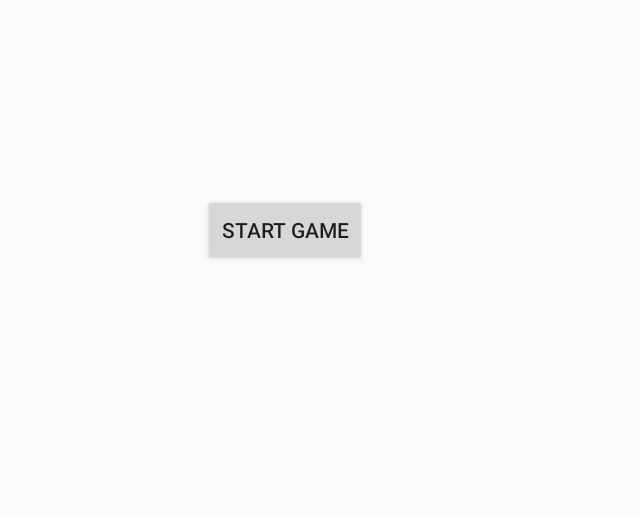
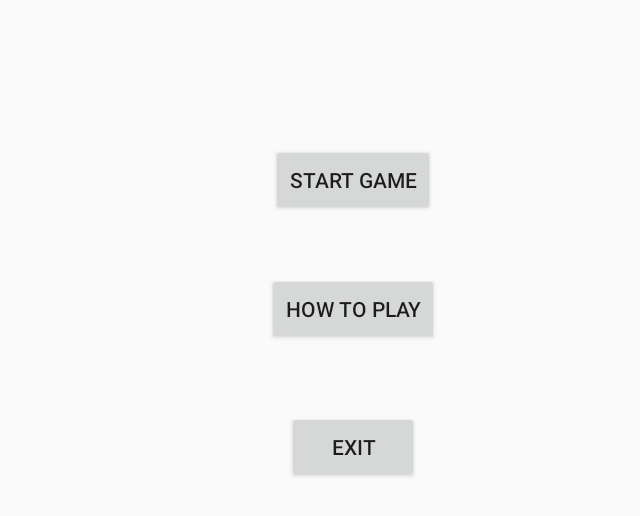
Before and after one commit to Piotr9923/Aplikacja, an Android app: the screen it shows after launch (MainActivity before the commit, MenuActivity after it), on a phone screen of 824 x 412 dp (held sideways). Shown: the top 516 px of the screen, without its empty margins (265-905 px from the left). Run offline under Robolectric (Android 15) with nearby library versions, the phone set to English and light mode, and no system bars.

```diff
--- a/PeeW/app/src/main/java/com/example/peew/GameActivity.java
+++ b/PeeW/app/src/main/java/com/example/peew/GameActivity.java
@@ -19,7 +19,7 @@ public class GameActivity extends Activity {
         this.getWindow().setFlags(WindowManager.LayoutParams.FLAG_FULLSCREEN, WindowManager.LayoutParams.FLAG_FULLSCREEN);
         this.requestWindowFeature(Window.FEATURE_NO_TITLE);
 
-        gameWorld = new GameWorld();
+        gameWorld = new GameWorld(this);
         gameView = new GameView(this, gameWorld);
 
         setContentView(gameView);
--- a/PeeW/app/src/main/java/com/example/peew/GameThread.java
+++ b/PeeW/app/src/main/java/com/example/peew/GameThread.java
@@ -25,6 +25,7 @@ public class GameThread extends Thread {
             try {
                 canvas = this.surfaceHolder.lockCanvas();
 
+                if(gameWorld.getLevels().getIsFinished()==true) this.stop();
                 this.gameWorld.update();
 
                 synchronized (canvas)  {
--- /dev/null
+++ b/PeeW/app/src/main/java/com/example/peew/MenuActivity.java
@@ -0,0 +1,45 @@
+package com.example.peew;
+
+import android.app.Activity;
+import android.content.Intent;
+import android.os.Bundle;
+import android.view.View;
+import android.view.Window;
+import android.view.WindowManager;
+import android.widget.Button;
+
+public class MenuActivity extends Activity {
+
+    Button startGameButton, exitGameButton;
+
+    @Override
+    protected void onCreate(Bundle savedInstanceState) {
+        super.onCreate(savedInstanceState);
+        this.getWindow().setFlags(WindowManager.LayoutParams.FLAG_FULLSCREEN, WindowManager.LayoutParams.FLAG_FULLSCREEN);
+        this.requestWindowFeature(Window.FEATURE_NO_TITLE);
+
+
+        setContentView(R.layout.activity_main);
+
+        startGameButton = (Button) findViewById(R.id.startGameButton);
+        exitGameButton = (Button) findViewById(R.id.exit);
+
+        startGameButton.setOnClickListener(new View.OnClickListener() {
+            @Override
+            public void onClick(View v) {
+                Intent intent = new Intent(MenuActivity.this, GameActivity.class);
+                startActivity(intent);
+                finish();
+            }
+        });
+
+        exitGameButton.setOnClickListener(new View.OnClickListener() {
+            @Override
+            public void onClick(View v) {
+                finish();
+                System.exit(0);
+            }
+        });
+
+    }
+}
--- a/PeeW/app/src/main/res/layout/activity_main.xml
+++ b/PeeW/app/src/main/res/layout/activity_main.xml
@@ -4,17 +4,32 @@
     xmlns:tools="http://schemas.android.com/tools"
     android:layout_width="match_parent"
     android:layout_height="match_parent"
-    tools:context=".MainActivity">
+    tools:context=".MenuActivity">
 
     <Button
         android:id="@+id/startGameButton"
         android:layout_width="wrap_content"
         android:layout_height="wrap_content"
-        android:layout_alignParentStart="true"
-        android:layout_alignParentLeft="true"
         android:layout_alignParentTop="true"
-        android:layout_marginStart="312dp"
-        android:layout_marginLeft="312dp"
-        android:layout_marginTop="129dp"
+        android:layout_centerHorizontal="true"
+        android:layout_marginStart="308dp"
+        android:layout_marginLeft="308dp"
+        android:layout_marginTop="96dp"
         android:text="Start Game" />
+
+    <Button
+        android:id="@+id/exit"
+        android:layout_width="wrap_content"
+        android:layout_height="wrap_content"
+        android:layout_alignParentBottom="true"
+        android:layout_centerHorizontal="true"
+        android:layout_marginBottom="90dp"
+        android:text="Exit" />
+
+    <Button
+        android:id="@+id/how"
+        android:layout_width="wrap_content"
+        android:layout_height="wrap_content"
+        android:layout_centerInParent="true"
+        android:text="How to play" />
 </RelativeLayout>
```
Also changed, not shown: PeeW/app/src/main/AndroidManifest.xml (+5 -2 lines), PeeW/app/src/main/java/com/example/peew/GameView.java (+19 -1 lines), PeeW/app/src/main/java/com/example/peew/GameWorld.java (+34 -2 lines), PeeW/app/src/main/java/com/example/peew/Goal.java (added, +27 -0 lines), PeeW/app/src/main/java/com/example/peew/Levels.java (+29 -3 lines), PeeW/app/src/main/java/com/example/peew/WinGameActivity.java (added, +48 -0 lines), PeeW/app/src/main/res/layout/activity_win_game.xml (added, +50 -0 lines), PeeW/app/src/main/res/drawable/goal.png (added).
